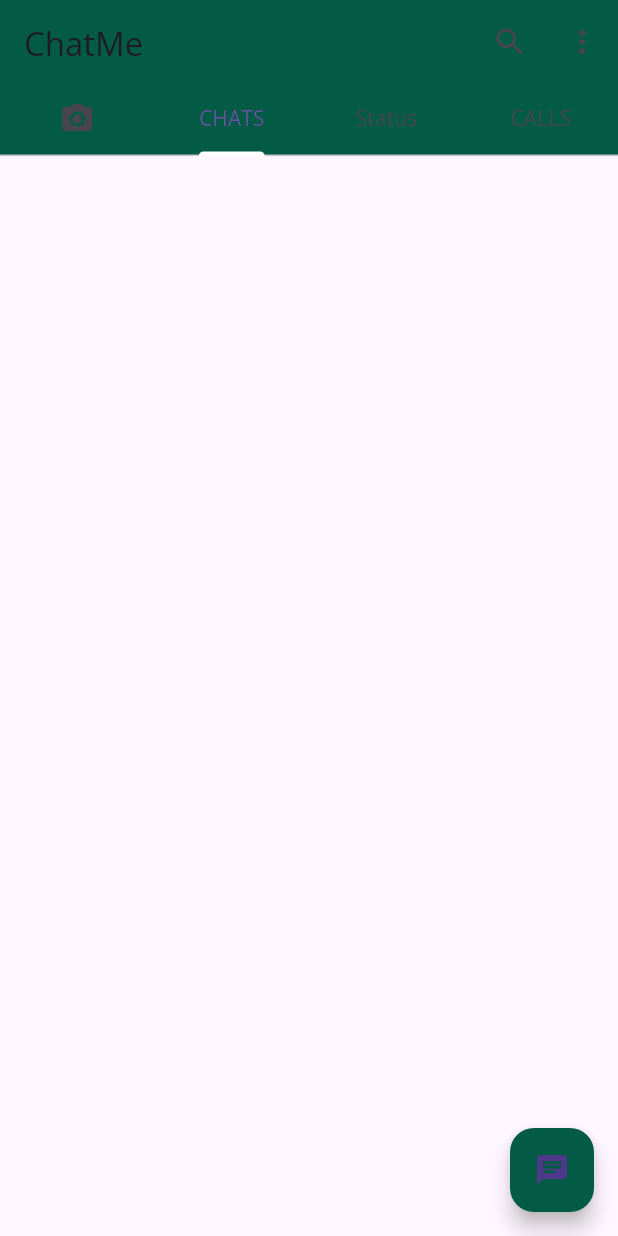
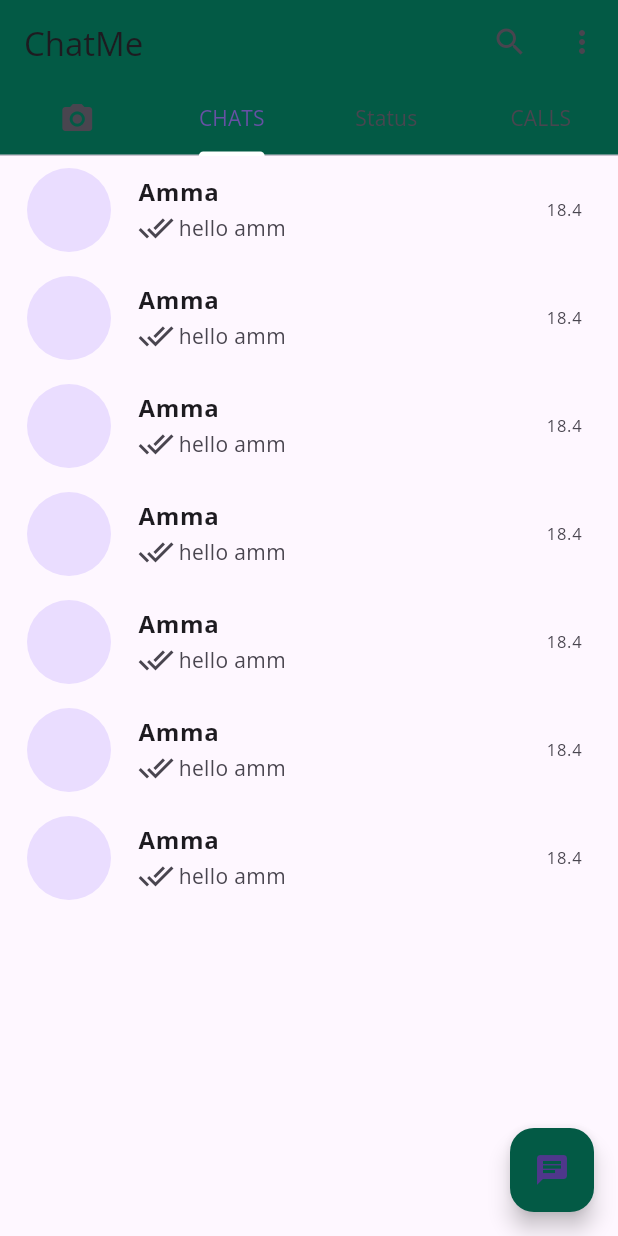
Before and after one commit to IsuraViranga/ChatApp, a Flutter app: the screen it shows after launch, on a phone screen of 412 x 824 dp. Run offline on Flutter 3.47's test engine with Material 3 defaults, Android fonts, the phone set to English and light mode, and no system bars.

Commit message:
custom card created

```diff
--- a/lib/Pages/chatpage.dart
+++ b/lib/Pages/chatpage.dart
@@ -1,13 +1,14 @@
+import 'package:chatapp/customUI/CustomCard.dart';
 import 'package:flutter/material.dart';
 
-class chatPage extends StatefulWidget {
-  const chatPage({Key? key}) : super(key: key);
+class ChatPage extends StatefulWidget {
+  const ChatPage({Key? key}) : super(key: key);
 
   @override
-  State<chatPage> createState() => _chatPageState();
+  State<ChatPage> createState() => _ChatPageState();
 }
 
-class _chatPageState extends State<chatPage> {
+class _ChatPageState extends State<ChatPage> {
   @override
   Widget build(BuildContext context) {
     return Scaffold(
@@ -15,8 +16,18 @@ class _chatPageState extends State<chatPage> {
           onPressed: () {},
           child: const Icon(Icons.chat),
           backgroundColor:const Color(0xFF035A45),
-      )
-      ,
+      ),
+      body:ListView(
+        children: const [
+            CustomCard(),
+            CustomCard(),
+            CustomCard(),
+            CustomCard(),
+            CustomCard(),
+            CustomCard(),
+            CustomCard(),
+        ],
+      ),
     );
   }
 }
--- a/lib/Screens/HomeScreen.dart
+++ b/lib/Screens/HomeScreen.dart
@@ -77,7 +77,7 @@ class _HomeScreenState extends State<HomeScreen> with SingleTickerProviderStateM
         controller: _controller,
         children: const [
           Text("camera"),
-          chatPage(),
+          ChatPage(),
           Text("status"),
           Text("calls")
         ],
--- /dev/null
+++ b/lib/customUI/CustomCard.dart
@@ -0,0 +1,31 @@
+import 'package:flutter/material.dart';
+
+class CustomCard extends StatelessWidget {
+  const CustomCard({Key? key}) : super(key: key);
+
+  @override
+  Widget build(BuildContext context) {
+    return const ListTile(
+      leading:CircleAvatar(
+        radius: 30,
+      ),
+      title: Text(
+          "Amma",
+          style:TextStyle(
+            fontSize: 16,
+            fontWeight: FontWeight.bold
+          ) ,
+      ),
+      subtitle: Row(
+        children: [
+          Icon(Icons.done_all),
+          SizedBox(
+            width: 3,
+          ),
+          Text("hello amm")
+        ],
+      ),
+      trailing: Text("18.4"),
+    );
+  }
+}
```
